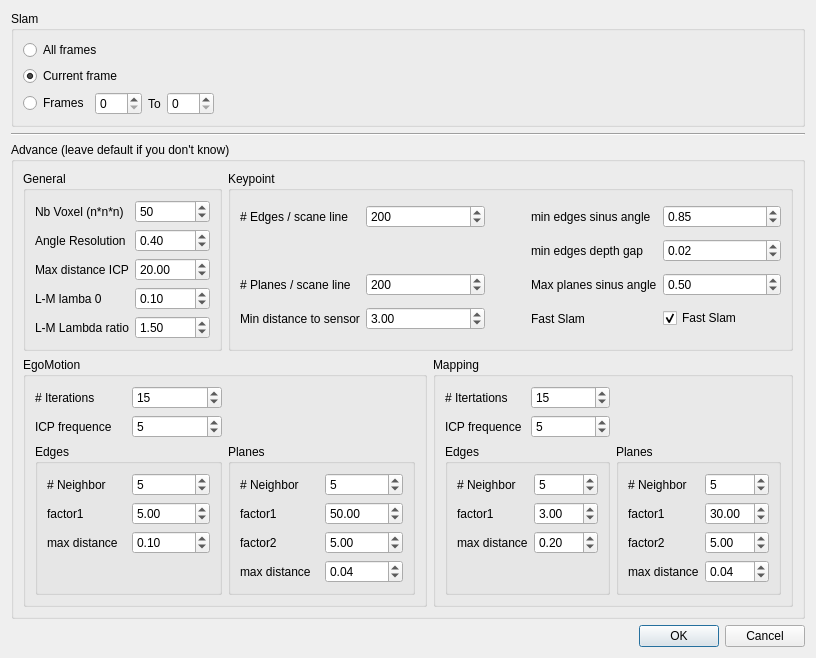
First picture: the form in VelodyneHDL/vvSlamConfigurationDialog.ui, repository Kitware/VeloView, before the edit.
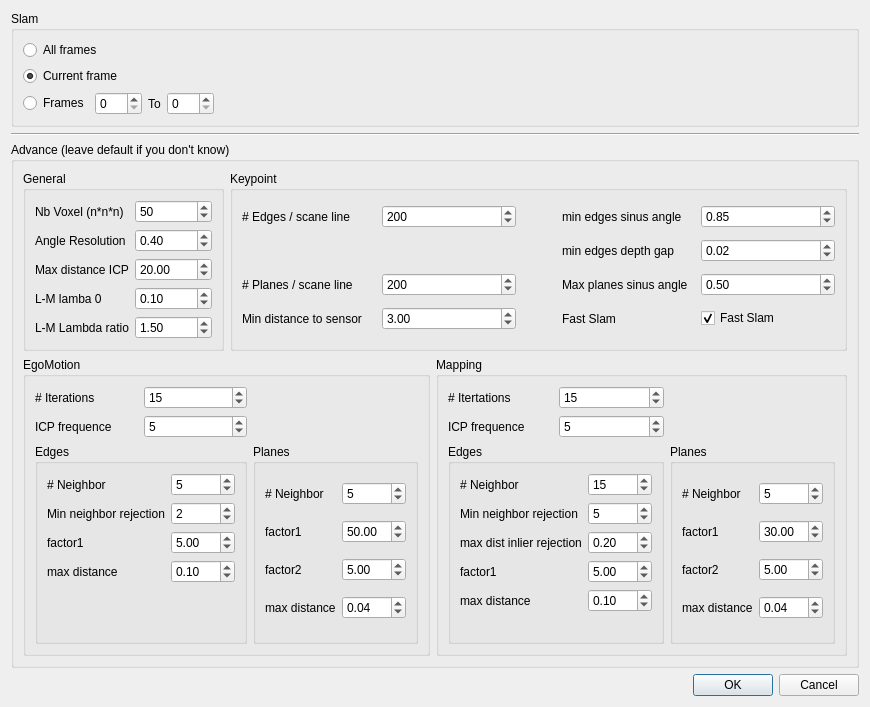
Second picture: the form after the edit.

Commit message: Sample Consensus filter in mapping edge line matching

Diff of the .ui file:
```diff
--- a/VelodyneHDL/vvSlamConfigurationDialog.ui
+++ b/VelodyneHDL/vvSlamConfigurationDialog.ui
@@ -6,8 +6,8 @@
    <rect>
     <x>0</x>
     <y>0</y>
-    <width>816</width>
-    <height>651</height>
+    <width>869</width>
+    <height>670</height>
    </rect>
   </property>
   <property name="windowTitle">
@@ -60,54 +60,85 @@
             <string>Edges</string>
            </property>
            <layout class="QGridLayout" name="gridLayout_10">
+            <item row="1" column="0">
+             <widget class="QLabel" name="label_35">
+              <property name="text">
+               <string>Min neighbor rejection</string>
+              </property>
+             </widget>
+            </item>
+            <item row="1" column="1">
+             <widget class="QSpinBox" name="MappingMinimalLineNeighborRejection">
+              <property name="value">
+               <number>5</number>
+              </property>
+             </widget>
+            </item>
+            <item row="5" column="0">
+             <widget class="QLabel" name="label_11">
+              <property name="text">
+               <string/>
+              </property>
+             </widget>
+            </item>
+            <item row="0" column="0">
+             <widget class="QLabel" name="label_21">
+              <property name="text">
+               <string># Neighbor</string>
+              </property>
+             </widget>
+            </item>
             <item row="0" column="1">
              <widget class="QSpinBox" name="Mapping_LineDistance_k">
               <property name="value">
-               <number>5</number>
+               <number>15</number>
               </property>
              </widget>
             </item>
-            <item row="1" column="1">
+            <item row="3" column="1">
              <widget class="QDoubleSpinBox" name="Mapping_LineDistance_factor">
               <property name="maximum">
                <double>999.990000000000009</double>
               </property>
               <property name="value">
-               <double>3.000000000000000</double>
+               <double>5.000000000000000</double>
               </property>
              </widget>
             </item>
-            <item row="0" column="0">
-             <widget class="QLabel" name="label_21">
-              <property name="text">
-               <string># Neighbor</string>
-              </property>
-             </widget>
-            </item>
-            <item row="1" column="0">
+            <item row="3" column="0">
              <widget class="QLabel" name="label_22">
               <property name="text">
                <string>factor1</string>
               </property>
              </widget>
             </item>
-            <item row="3" column="0">
-             <widget class="QLabel" name="label_11">
-              <property name="text">
-               <string/>
-              </property>
-             </widget>
-            </item>
-            <item row="2" column="0">
+            <item row="4" column="0">
              <widget class="QLabel" name="label_27">
               <property name="text">
                <string>max distance</string>
               </property>
              </widget>
             </item>
-            <item row="2" column="1">
+            <item row="4" column="1">
              <widget class="QDoubleSpinBox" name="Mapping_Line_Max_Distance">
               <property name="value">
+               <double>0.100000000000000</double>
+              </property>
+             </widget>
+            </item>
+            <item row="2" column="0">
+             <widget class="QLabel" name="label_36">
+              <property name="text">
+               <string>max dist inlier rejection</string>
+              </property>
+             </widget>
+            </item>
+            <item row="2" column="1">
+             <widget class="QDoubleSpinBox" name="MappingMaxDistanceInlierRejection">
+              <property name="singleStep">
+               <double>0.010000000000000</double>
+              </property>
+              <property name="value">
                <double>0.200000000000000</double>
               </property>
              </widget>
@@ -355,27 +386,27 @@
             <string>Edges</string>
            </property>
            <layout class="QGridLayout" name="gridLayout_7">
-            <item row="1" column="0">
+            <item row="2" column="0">
              <widget class="QLabel" name="label_16">
               <property name="text">
                <string>factor1</string>
               </property>
              </widget>
             </item>
-            <item row="0" column="0">
-             <widget class="QLabel" name="label_17">
-              <property name="text">
-               <string># Neighbor</string>
-              </property>
-             </widget>
-            </item>
-            <item row="3" column="0">
+            <item row="4" column="0">
              <widget class="QLabel" name="label_10">
               <property name="text">
                <string/>
               </property>
              </widget>
             </item>
+            <item row="0" column="0">
+             <widget class="QLabel" name="label_17">
+              <property name="text">
+               <string># Neighbor</string>
+              </property>
+             </widget>
+            </item>
             <item row="0" column="1">
              <widget class="QSpinBox" name="EgoMotion_LineDistance_k">
               <property name="value">
@@ -383,7 +414,7 @@
               </property>
              </widget>
             </item>
-            <item row="1" column="1">
+            <item row="2" column="1">
              <widget class="QDoubleSpinBox" name="EgoMotion_LineDistance_factor">
               <property name="maximum">
                <double>999.990000000000009</double>
@@ -393,14 +424,14 @@
               </property>
              </widget>
             </item>
-            <item row="2" column="0">
+            <item row="3" column="0">
              <widget class="QLabel" name="label_9">
               <property name="text">
                <string>max distance</string>
               </property>
              </widget>
             </item>
-            <item row="2" column="1">
+            <item row="3" column="1">
              <widget class="QDoubleSpinBox" name="EgoMotion_Line_Max_Distance">
               <property name="singleStep">
                <double>0.010000000000000</double>
@@ -410,6 +441,20 @@
               </property>
              </widget>
             </item>
+            <item row="1" column="0">
+             <widget class="QLabel" name="label_34">
+              <property name="text">
+               <string>Min neighbor rejection</string>
+              </property>
+             </widget>
+            </item>
+            <item row="1" column="1">
+             <widget class="QSpinBox" name="EgoMotionMinimalLineNeighborRejection">
+              <property name="value">
+               <number>2</number>
+              </property>
+             </widget>
+            </item>
            </layout>
           </widget>
          </item>
```
The commit also changes 5 other files.
